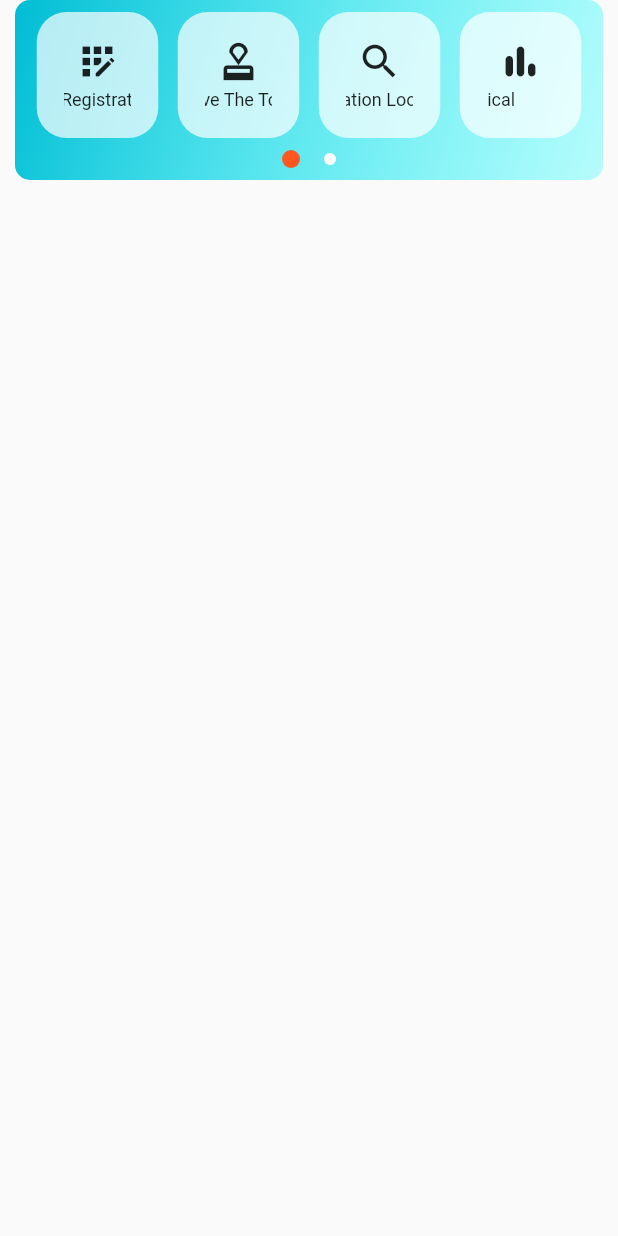
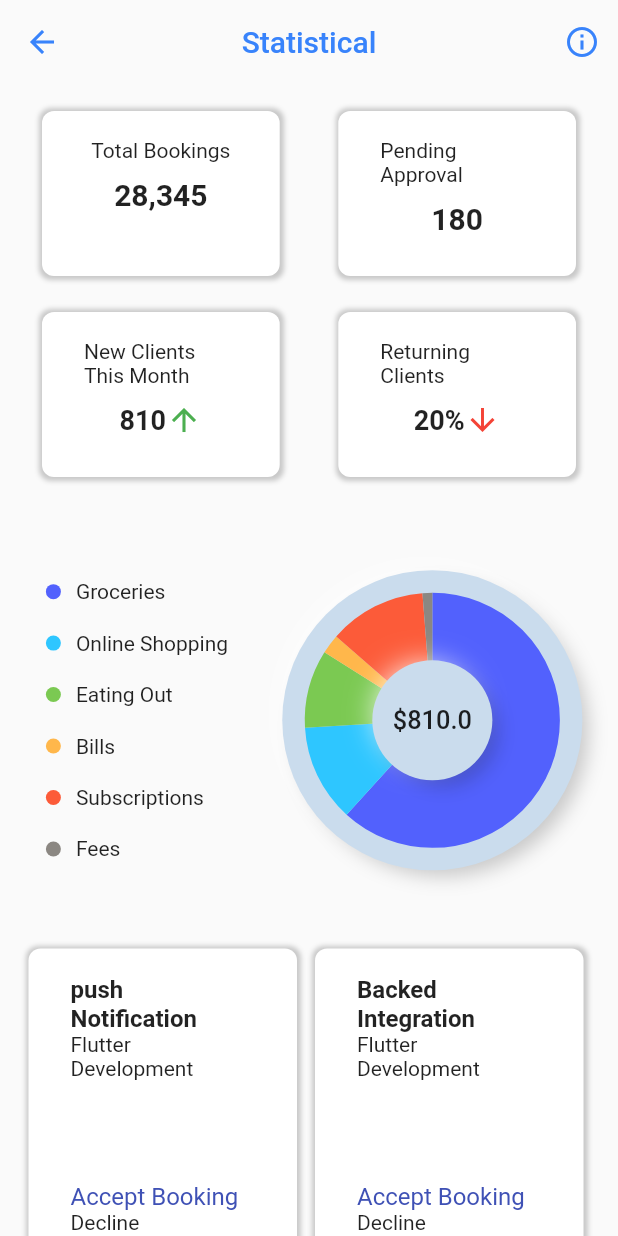
Before and after one commit to lvsang1504/Management_of_scientific_research_project_of_ptithcm, a Flutter app: the GridFunction widget shown alone on an empty page, opened directly, after a tap on "Statistical", on a phone screen of 412 x 824 dp. Run offline on Flutter 3.47's test engine with Material 2 defaults, Android fonts, the light colour scheme and no system bars; our stand-ins replace cached_network_image, date_time_picker, equatable, firebase_auth, firebase_core, firebase_storage and 11 more; accounts and stored records are empty; network calls fail.

Commit message:
Create StatisticalScreen UI

```diff
--- /dev/null
+++ b/lib/repositories/fake_repository.dart
@@ -0,0 +1,27 @@
+class DataModel {
+  final String serviceName;
+  final String date;
+  final String time;
+
+  DataModel({this.serviceName, this.date, this.time});
+}
+
+class FakeRepository {
+  static List<DataModel> data = [
+    DataModel(
+        serviceName: "push Notification", time: "9:58 PM", date: "Mon, 31 Aug"),
+    DataModel(
+        serviceName: "Backed Integration",
+        time: "9:58 PM",
+        date: "Mon, 31 Aug"),
+    DataModel(
+        serviceName: "Flutter Developer", time: "9:58 PM", date: "Mon, 31 Aug"),
+    DataModel(
+        serviceName: "Fix code bugs", time: "9:58 PM", date: "Mon, 31 Aug"),
+    DataModel(serviceName: "Bloc Arch", time: "9:58 PM", date: "Mon, 31 Aug"),
+    DataModel(
+        serviceName: "Facebook Integration",
+        time: "9:58 PM",
+        date: "Mon, 31 Aug"),
+  ];
+}
--- /dev/null
+++ b/lib/screens/statistical_screen.dart
@@ -0,0 +1,284 @@
+import 'package:flutter/cupertino.dart';
+import 'package:flutter/material.dart';
+import 'package:management_of_scientific_research_project_of_ptithcm/controller/translations.dart';
+import 'package:management_of_scientific_research_project_of_ptithcm/repositories/fake_repository.dart';
+import 'package:management_of_scientific_research_project_of_ptithcm/widgets/config/colors.dart';
+import 'package:management_of_scientific_research_project_of_ptithcm/widgets/config/strings.dart';
+import 'package:management_of_scientific_research_project_of_ptithcm/widgets/pie_chart/pie_chart.dart';
+
+class StatisticalScreen extends StatelessWidget {
+  final _data = FakeRepository.data;
+  final scaffoldKey = GlobalKey<ScaffoldState>();
+
+  @override
+  Widget build(BuildContext context) {
+    return Scaffold(
+      key: scaffoldKey,
+      appBar: AppBar(
+        centerTitle: true,
+        title: Text(
+          translations.translate("funtion.name.statistical"),
+          style: TextStyle(color: Theme.of(context).accentColor),
+        ),
+        iconTheme: IconThemeData(
+          color: Theme.of(context).accentColor,
+        ),
+        backgroundColor: Colors.transparent,
+        elevation: 0.0,
+        actions: [
+          IconButton(icon: Icon(Icons.info_outline), onPressed: () {}),
+        ],
+      ),
+      body: SingleChildScrollView(
+        child: Column(
+          children: [
+            _row2by2Widget(context),
+            _buildChart(context),
+            _gridListItems()
+          ],
+        ),
+      ),
+    );
+  }
+
+  Widget _buildChart(BuildContext context) {
+    final size = MediaQuery.of(context).size;
+    return Padding(
+      padding: const EdgeInsets.symmetric(horizontal: 10),
+      child: SizedBox(
+        height: MediaQuery.of(context).size.height * 0.35,
+        child: Row(
+          children: [
+            Expanded(
+              flex: 5,
+              child: Column(
+                mainAxisAlignment: MainAxisAlignment.center,
+                children: category.map((data) {
+                  return Container(
+                    padding: EdgeInsets.symmetric(
+                        horizontal: size.width / 20,
+                        vertical: size.height / 90),
+                    child: Row(
+                      children: <Widget>[
+                        Container(
+                          margin: EdgeInsets.only(right: 10),
+                          width: 10,
+                          height: 10,
+                          decoration: BoxDecoration(
+                              color:
+                                  AppColors.pieColors[category.indexOf(data)],
+                              shape: BoxShape.circle),
+                        ),
+                        Text(
+                          data['name'],
+                          style: TextStyle(
+                            fontSize: 14,
+                          ),
+                        )
+                      ],
+                    ),
+                  );
+                }).toList(),
+              ),
+            ),
+            Expanded(
+              flex: 6,
+              child: Padding(
+                padding: EdgeInsets.only(right: size.width / 30),
+                child: PieChartWidget(),
+              ),
+            ),
+          ],
+        ),
+      ),
+    );
+  }
+
+  Widget _gridListItems() {
+    return Container(
+      margin: EdgeInsets.symmetric(horizontal: 15),
+      child: GridView.builder(
+        shrinkWrap: true,
+        itemCount: _data.length,
+        physics: ScrollPhysics(),
+        gridDelegate: SliverGridDelegateWithFixedCrossAxisCount(
+            crossAxisCount: 2, childAspectRatio: 0.85),
+        itemBuilder: (context, index) {
+          return Container(
+            margin: EdgeInsets.only(right: 8, top: 8, bottom: 8, left: 4),
+            padding: EdgeInsets.symmetric(horizontal: 28, vertical: 18),
+            decoration: BoxDecoration(
+              borderRadius: BorderRadius.all(Radius.circular(8)),
+              color: Theme.of(context).cardColor,
+              boxShadow: [
+                BoxShadow(
+                  color: Colors.black.withOpacity(.2),
+                  blurRadius: 2,
+                  offset: Offset(0.5, 0.5),
+                  spreadRadius: 2,
+                ),
+              ],
+            ),
+            child: Column(
+              mainAxisAlignment: MainAxisAlignment.spaceBetween,
+              crossAxisAlignment: CrossAxisAlignment.start,
+              children: [
+                Column(
+                  crossAxisAlignment: CrossAxisAlignment.start,
+                  children: [
+                    Text(
+                      _data[index].serviceName,
+                      style: TextStyle(
+                        fontSize: 16,
+                        fontWeight: FontWeight.bold,
+                      ),
+                    ),
+                    Text(
+                      "Flutter Development",
+                      style: TextStyle(
+                        fontSize: 14,
+                      ),
+                    ),
+                  ],
+                ),
+                Column(
+                  mainAxisAlignment: MainAxisAlignment.spaceBetween,
+                  crossAxisAlignment: CrossAxisAlignment.start,
+                  children: [
+                    SizedBox(
+                      height: 8,
+                    ),
+                    Text(
+                      "Accept Booking",
+                      style: TextStyle(fontSize: 16, color: Colors.indigo),
+                    ),
+                    Text("Decline"),
+                  ],
+                ),
+              ],
+            ),
+          );
+        },
+      ),
+    );
+  }
+
+  Widget _row2by2Widget(BuildContext context) {
+    return Container(
+      margin: EdgeInsets.symmetric(horizontal: 20, vertical: 10),
+      child: Column(
+        crossAxisAlignment: CrossAxisAlignment.center,
+        children: [
+          Row(
+            mainAxisAlignment: MainAxisAlignment.spaceBetween,
+            children: [
+              Padding(
+                padding: const EdgeInsets.all(8.0),
+                child: _singleItemQuickStats(
+                  context,
+                  title: "Total Bookings",
+                  value: "28,345",
+                  width: MediaQuery.of(context).size.width / 2.6,
+                  icon: null,
+                ),
+              ),
+              Padding(
+                padding: const EdgeInsets.all(8.0),
+                child: _singleItemQuickStats(
+                  context,
+                  title: "Pending Approval",
+                  value: "180",
+                  icon: null,
+                  width: MediaQuery.of(context).size.width / 2.6,
+                ),
+              ),
+            ],
+          ),
+          SizedBox(
+            height: 8,
+          ),
+          Row(
+            mainAxisAlignment: MainAxisAlignment.spaceBetween,
+            children: [
+              Padding(
+                padding: const EdgeInsets.all(8.0),
+                child: _singleItemQuickStats(context,
+                    title: "New Clients This Month",
+                    value: "810",
+                    icon: Icons.arrow_upward,
+                    iconColor: Colors.green,
+                    width: MediaQuery.of(context).size.width / 2.6),
+              ),
+              Padding(
+                padding: const EdgeInsets.all(8.0),
+                child: _singleItemQuickStats(context,
+                    title: "Returning Clients",
+                    value: "20%",
+                    icon: Icons.arrow_downward,
+                    width: MediaQuery.of(context).size.width / 2.6,
+                    iconColor: Colors.red),
+              ),
+            ],
+          ),
+        ],
+      ),
+    );
+  }
+
+  Widget _singleItemQuickStats(context,
+      {String title,
+      String value,
+      IconData icon,
+      double width,
+      Color iconColor}) {
+    return Container(
+      width: width,
+      height: 110,
+      padding: EdgeInsets.symmetric(horizontal: 28, vertical: 18),
+      decoration: BoxDecoration(
+        color: Theme.of(context).cardColor,
+        borderRadius: BorderRadius.all(Radius.circular(8)),
+        boxShadow: [
+          BoxShadow(
+              color: Colors.black.withOpacity(.2),
+              spreadRadius: 2,
+              offset: Offset(0.5, 0.5),
+              blurRadius: 2),
+        ],
+      ),
+      child: Column(
+        crossAxisAlignment: CrossAxisAlignment.center,
+        children: [
+          Text(
+            title,
+            style: TextStyle(fontSize: 14),
+          ),
+          SizedBox(
+            height: 10,
+          ),
+          icon == null
+              ? Text(
+                  value,
+                  style: TextStyle(fontSize: 20, fontWeight: FontWeight.bold),
+                )
+              : Row(
+                  mainAxisAlignment: MainAxisAlignment.center,
+                  children: [
+                    Text(
+                      value,
+                      style: TextStyle(
+                        fontSize: 18,
+                        fontWeight: FontWeight.bold,
+                      ),
+                    ),
+                    Icon(
+                      icon,
+                      color: iconColor,
+                    )
+                  ],
+                ),
+        ],
+      ),
+    );
+  }
+}
--- /dev/null
+++ b/lib/widgets/config/colors.dart
@@ -0,0 +1,29 @@
+import 'package:flutter/material.dart';
+
+class AppColors {
+  static Color black = Colors.black;
+  static Color white = Colors.white;
+  static Color blue = Color(0xFF6579ff);
+  static Color grey = Colors.grey;
+  static Color orange = Color(0xFFF86946);
+  static Color lightPurple = Color(0xFFFFE3E8);
+  static Color lightBlue = Color(0xFFEFF1FF);
+  static Color primaryWhite = Color(0xFFCADCED);
+  static List pieColors = [
+    Color(0xFF5261FD),
+    Color(0xFF2EC6FF),
+    Color(0xFF7BC952),
+    Color(0xFFFFB74B),
+    Color(0xFFFC5B39),
+    Color(0xFF8B8782),
+  ];
+  static List<BoxShadow> neumorpShadow = [
+    BoxShadow(
+        color: white, spreadRadius: -8, offset: Offset(-5, -5), blurRadius: 17),
+    BoxShadow(
+        color: black.withOpacity(.2),
+        spreadRadius: -3,
+        offset: Offset(7, 7),
+        blurRadius: 10)
+  ];
+}
--- /dev/null
+++ b/lib/widgets/config/size.dart
@@ -0,0 +1,11 @@
+import 'package:flutter/widgets.dart';
+
+class SizeConfig {
+  static getHeight(context) {
+    return MediaQuery.of(context).size.height;
+  }
+
+  static getWidth(context) {
+    return MediaQuery.of(context).size.width;
+  }
+}
--- /dev/null
+++ b/lib/widgets/config/strings.dart
@@ -0,0 +1,8 @@
+List category = [
+  {"name": "Groceries", "amount": 500.0},
+  {"name": "Online Shopping", "amount": 100.0},
+  {"name": "Eating Out", "amount": 80.0},
+  {"name": "Bills", "amount": 20.0},
+  {"name": "Subscriptions", "amount": 100.0},
+  {"name": "Fees", "amount": 10.0},
+];
--- a/lib/widgets/grid_function.dart
+++ b/lib/widgets/grid_function.dart
@@ -1,5 +1,7 @@
 import 'package:flutter/material.dart';
+import 'package:management_of_scientific_research_project_of_ptithcm/animation/animation_route.dart';
 import 'package:management_of_scientific_research_project_of_ptithcm/controller/translations.dart';
+import 'package:management_of_scientific_research_project_of_ptithcm/screens/statistical_screen.dart';
 import 'package:management_of_scientific_research_project_of_ptithcm/widgets/scroll_text.dart';
 
 class GridFunction extends StatefulWidget {
@@ -36,6 +38,13 @@ class _GridFunctionState extends State<GridFunction> {
                 mainAxisAlignment: MainAxisAlignment.spaceAround,
                 children: [
                   ItemButton(
+                    icon: Icons.bar_chart_rounded,
+                    title:
+                        "${translations.translate("funtion.name.statistical")}",
+                    onTap: () => Navigator.push(
+                        context, AnimatingRoute(router: StatisticalScreen())),
+                  ),
+                  ItemButton(
                     icon: Icons.app_registration,
                     title: "${translations.translate("funtion.name.register")}",
                   ),
@@ -46,12 +55,8 @@ class _GridFunctionState extends State<GridFunction> {
                   ),
                   ItemButton(
                     icon: Icons.search_sharp,
-                    title: "${translations.translate("funtion.name.lookupInfo")}",
-                  ),
-                  ItemButton(
-                    icon: Icons.bar_chart_rounded,
-                    title: "${translations.translate("funtion.name.statistical")}",
-                    onTap: () {},
+                    title:
+                        "${translations.translate("funtion.name.lookupInfo")}",
                   ),
                 ],
               ),
--- /dev/null
+++ b/lib/widgets/pie_chart/pie_chart.dart
@@ -0,0 +1,68 @@
+import 'package:flutter/material.dart';
+import 'package:management_of_scientific_research_project_of_ptithcm/widgets/config/colors.dart';
+import 'package:management_of_scientific_research_project_of_ptithcm/widgets/config/size.dart';
+import 'package:management_of_scientific_research_project_of_ptithcm/widgets/config/strings.dart';
+
+import 'pie_chart_custom_painter.dart';
+
+class PieChartWidget extends StatefulWidget {
+  @override
+  _PieChartWidgetState createState() => _PieChartWidgetState();
+}
+
+class _PieChartWidgetState extends State<PieChartWidget> {
+  double total = 0;
+  @override
+  void initState() {
+    super.initState();
+    category.forEach((e) => total += e['amount']);
+  }
+
+  @override
+  Widget build(BuildContext context) {
+    var width = SizeConfig.getWidth(context);
+    double fontSize(double size) {
+      return size * width / 414;
+    }
+
+    return LayoutBuilder(
+      builder: (context, constraint) {
+        return Container(
+          decoration: BoxDecoration(
+              color: AppColors.primaryWhite,
+              shape: BoxShape.circle,
+              boxShadow: AppColors.neumorpShadow),
+          child: Stack(
+            children: <Widget>[
+              Center(
+                child: SizedBox(
+                  width: constraint.maxWidth * 0.6,
+                  child: CustomPaint(
+                    child: Center(),
+                    foregroundPainter: PieChartCustomPainter(
+                        width: constraint.maxWidth * 0.5, categories: category),
+                  ),
+                ),
+              ),
+              Center(
+                child: Container(
+                  width: constraint.maxWidth * .4,
+                  decoration: BoxDecoration(
+                      color: AppColors.primaryWhite,
+                      shape: BoxShape.circle,
+                      boxShadow: AppColors.neumorpShadow),
+                  child: Center(
+                      child: Text(
+                    "\$" + total.toString(),
+                    style: TextStyle(
+                        fontWeight: FontWeight.w500, fontSize: fontSize(17)),
+                  )),
+                ),
+              )
+            ],
+          ),
+        );
+      },
+    );
+  }
+}
--- /dev/null
+++ b/lib/widgets/pie_chart/pie_chart_custom_painter.dart
@@ -0,0 +1,32 @@
+import 'dart:math';
+
+import 'package:flutter/material.dart';
+import 'package:management_of_scientific_research_project_of_ptithcm/widgets/config/colors.dart';
+
+class PieChartCustomPainter extends CustomPainter {
+  final List categories;
+  final double width;
+  PieChartCustomPainter({this.categories, this.width});
+  @override
+  void paint(Canvas canvas, Size size) {
+    Offset center = Offset(size.width / 2, size.height / 2);
+    double radius = min(size.width / 2, size.height / 2);
+    double total = 0;
+    double startRadian = -pi / 2;
+    var paint = Paint()
+      ..style = PaintingStyle.stroke
+      ..strokeWidth = width / 2;
+    categories.forEach((f) => total += f['amount']);
+    for (var i = 0; i < categories.length; i++) {
+      final currentCategory = categories[i];
+      final sweepRadian = currentCategory['amount'] / total * 2 * pi;
+      paint.color = AppColors.pieColors[i % categories.length];
+      canvas.drawArc(Rect.fromCircle(center: center, radius: radius),
+          startRadian, sweepRadian, false, paint);
+      startRadian += sweepRadian;
+    }
+  }
+
+  @override
+  bool shouldRepaint(CustomPainter oldDelegate) => true;
+}
--- a/pubspec.yaml
+++ b/pubspec.yaml
@@ -58,6 +58,8 @@ dependencies:
     sdk: flutter
   date_time_picker: "^2.0.0"
 
+  fl_chart: ^0.36.2
+
 
 dev_dependencies:
   flutter_test:
```
Also changed, not shown: lib/screens/splash_screen.dart (+1 -61 lines), pubspec.lock.
